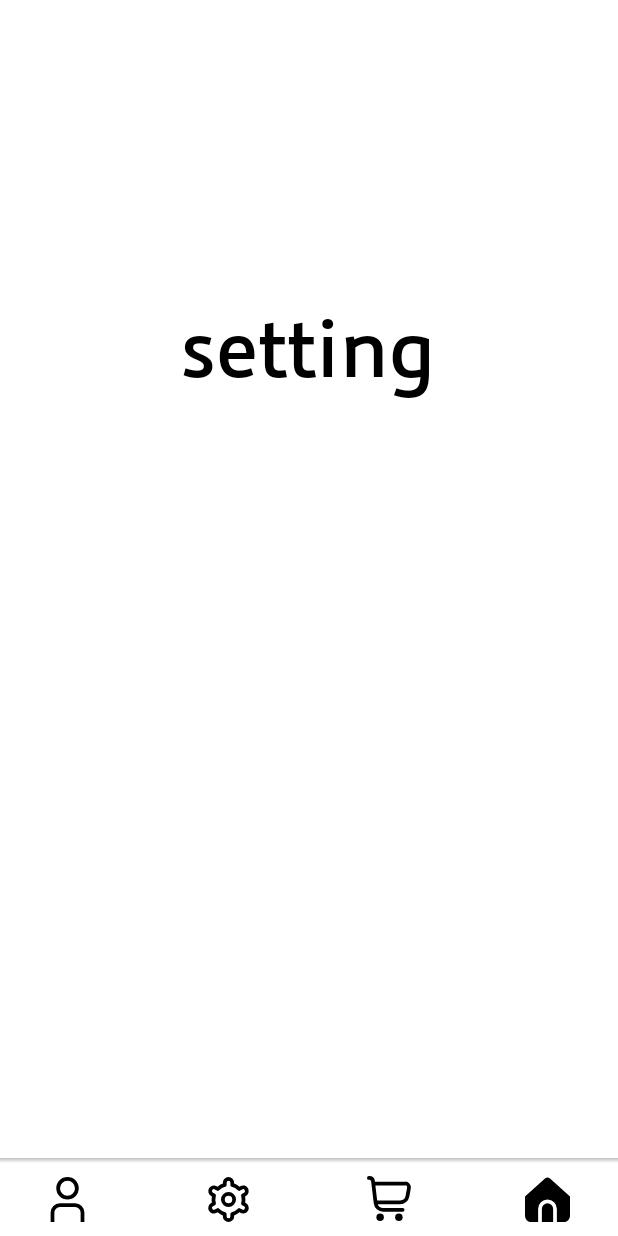
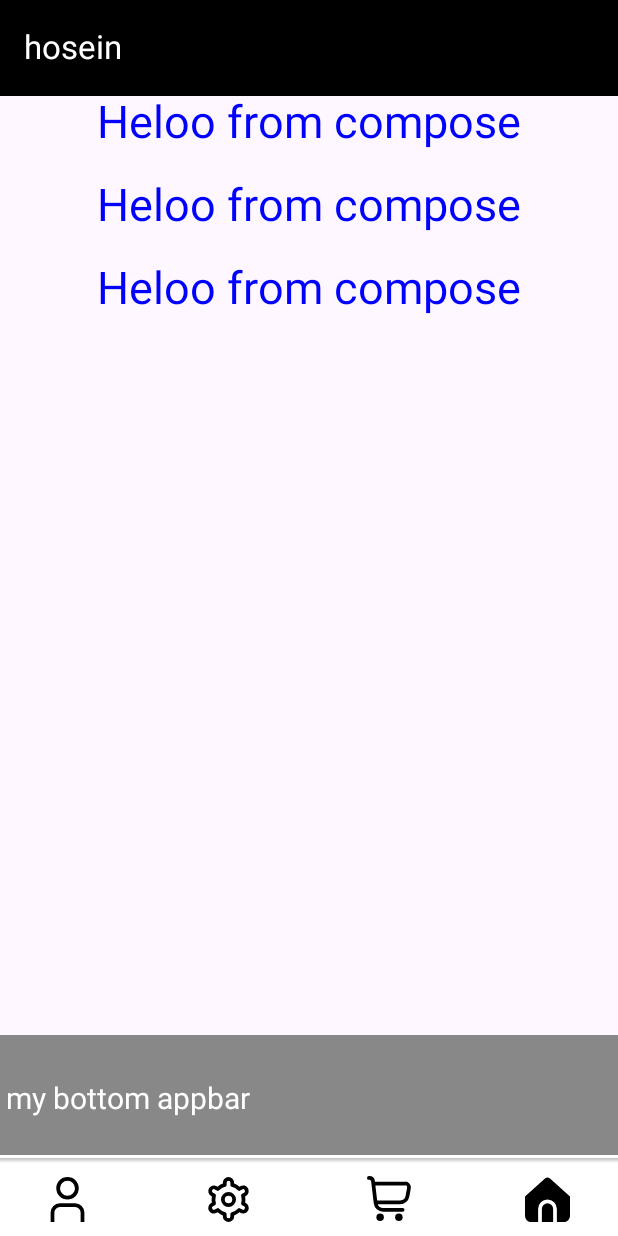
Before and after one commit to ihoseinam/ShopAplication, an Android app built with Jetpack Compose: the fragment SettingFragment placed in its activity, on a phone screen of 412 x 824 dp. Run offline under Robolectric (Android 15) with nearby library versions, the phone set to English and light mode, and no system bars; our stand-ins replace Room's generated code; pictures from the network do not load.

Commit message:
version 4 add compose

```diff
--- a/app/build.gradle
+++ b/app/build.gradle
@@ -19,7 +19,8 @@ android {
         testInstrumentationRunner "androidx.test.runner.AndroidJUnitRunner"
     }
     buildFeatures {
-        viewBinding true
+        viewBinding  true
+        compose  true
     }
 
     buildTypes {
@@ -34,6 +35,9 @@ android {
     }
     kotlinOptions {
         jvmTarget = '1.8'
+    }
+    composeOptions {
+        kotlinCompilerExtensionVersion = "1.5.1"
     }
 }
 
@@ -74,4 +78,14 @@ dependencies {
 
     implementation("com.github.bumptech.glide:glide:4.16.0")
 
+    implementation("androidx.lifecycle:lifecycle-runtime-ktx:2.7.0")
+    implementation("androidx.activity:activity-compose:1.8.2")
+    implementation(platform("androidx.compose:compose-bom:2023.08.00"))
+    implementation("androidx.compose.ui:ui")
+    implementation("androidx.compose.ui:ui-graphics")
+    implementation("androidx.compose.ui:ui-tooling-preview")
+    implementation("androidx.compose.material3:material3")
+    implementation("androidx.constraintlayout:constraintlayout:2.1.4")
+
+
 }
--- a/app/src/main/java/ir/hoseinahmadi/shopapplication/fragmentNav/SettingFragment.kt
+++ b/app/src/main/java/ir/hoseinahmadi/shopapplication/fragmentNav/SettingFragment.kt
@@ -4,18 +4,104 @@ import android.os.Bundle
 import android.view.LayoutInflater
 import android.view.View
 import android.view.ViewGroup
+import androidx.compose.foundation.layout.Column
+import androidx.compose.foundation.layout.Spacer
+import androidx.compose.foundation.layout.fillMaxSize
+import androidx.compose.foundation.layout.height
+import androidx.compose.foundation.layout.padding
+import androidx.compose.material3.BottomAppBar
+import androidx.compose.material3.BottomAppBarDefaults
+import androidx.compose.material3.ExperimentalMaterial3Api
+import androidx.compose.material3.Scaffold
+import androidx.compose.material3.Text
+import androidx.compose.material3.TopAppBar
+import androidx.compose.material3.TopAppBarDefaults
+import androidx.compose.runtime.Composable
+import androidx.compose.ui.Alignment
+import androidx.compose.ui.Modifier
+import androidx.compose.ui.graphics.Color
+import androidx.compose.ui.unit.dp
+import androidx.compose.ui.unit.sp
 import androidx.fragment.app.Fragment
 import ir.hoseinahmadi.shopapplication.databinding.HomeFragmentNavBinding
 import ir.hoseinahmadi.shopapplication.databinding.SettingFragmentNavBinding
 
-class SettingFragment:Fragment() {
-    private lateinit var binding:SettingFragmentNavBinding
+class SettingFragment : Fragment() {
+    private lateinit var binding: SettingFragmentNavBinding
     override fun onCreateView(
         inflater: LayoutInflater,
         container: ViewGroup?,
-        savedInstanceState: Bundle?
+        savedInstanceState: Bundle?,
     ): View? {
         binding = SettingFragmentNavBinding.inflate(LayoutInflater.from(context))
         return binding.root
     }
+
+    override fun onViewCreated(view: View, savedInstanceState: Bundle?) {
+        super.onViewCreated(view, savedInstanceState)
+        binding.apply {
+            ComposeView.setContent {
+                Scaffold(
+                    topBar = { MyTopAppBar() },
+                    bottomBar = {MyBottomBar()},
+                ) {
+                    Column(
+                        modifier = Modifier.padding(it)
+                    ) {
+                        hosein()
+
+                    }
+                }
+            }
+
+        }
+
+    }
+    @Composable
+    fun hosein() {
+        Column(
+            modifier = Modifier.fillMaxSize(),
+            horizontalAlignment = Alignment.CenterHorizontally
+        ) {
+            Text(text = "Heloo from compose",
+                fontSize = 30.sp,
+                color = Color.Blue
+            )
+            Spacer(modifier = Modifier.height(20.dp))
+            Text(text = "Heloo from compose",
+                fontSize = 30.sp,
+                color = Color.Blue
+            )
+            Spacer(modifier = Modifier.height(20.dp))
+            Text(text = "Heloo from compose",
+                fontSize = 30.sp,
+                color = Color.Blue
+            )
+            Spacer(modifier = Modifier.height(20.dp))
+
+        }
+    }
+    @OptIn(ExperimentalMaterial3Api::class)
+    @Composable
+    fun MyTopAppBar(){
+        TopAppBar(title = { Text(text = "hosein") },
+            colors = TopAppBarDefaults.topAppBarColors(
+                titleContentColor = Color.White,
+                containerColor = Color.Black,
+                scrolledContainerColor = Color.Red
+            )
+            )
+    }
+
+    @Composable
+    fun MyBottomBar(){
+        BottomAppBar(
+            contentPadding = BottomAppBarDefaults.ContentPadding,
+            containerColor = Color.Gray,
+            contentColor = Color.White
+        ){
+            Text(text = "my bottom appbar",
+                fontSize = 20.sp)
+        }
+    }
 }
--- a/app/src/main/res/layout/setting_fragment_nav.xml
+++ b/app/src/main/res/layout/setting_fragment_nav.xml
@@ -4,16 +4,8 @@
     android:layout_width="match_parent"
     android:layout_height="match_parent"
     xmlns:app="http://schemas.android.com/apk/res-auto">
-    <androidx.appcompat.widget.AppCompatTextView
-        android:id="@+id/textView2"
-        android:layout_width="wrap_content"
-        android:layout_height="wrap_content"
-        android:layout_marginTop="188dp"
-        android:text="setting"
-        android:textColor="@color/black"
-        android:textSize="45sp"
-        app:layout_constraintEnd_toEndOf="parent"
-        app:layout_constraintHorizontal_bias="0.498"
-        app:layout_constraintStart_toStartOf="parent"
-        app:layout_constraintTop_toTopOf="parent" />
+    <androidx.compose.ui.platform.ComposeView
+        android:id="@+id/ComposeView"
+        android:layout_width="match_parent"
+        android:layout_height="match_parent"/>
 </androidx.constraintlayout.widget.ConstraintLayout>
--- a/build.gradle
+++ b/build.gradle
@@ -1,6 +1,5 @@
 // Top-level build file where you can add configuration options common to all sub-projects/modules.
 plugins {
-    id 'com.android.application' version '7.4.0' apply false
-    id 'com.android.library' version '7.4.0' apply false
-    id 'org.jetbrains.kotlin.android' version '1.8.0' apply false
+    id 'com.android.application' version '8.1.1' apply false
+    id 'org.jetbrains.kotlin.android' version '1.9.0' apply false
 }
```
Also changed, not shown: gradle/wrapper/gradle-wrapper.properties.
